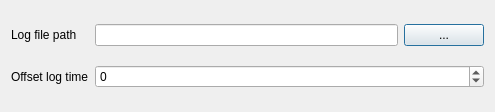
Qt form dcs_code_injector/ui/dcs_code_injector_settings_ui.ui (nielsvaes/dcs_code_injector) before a commit.
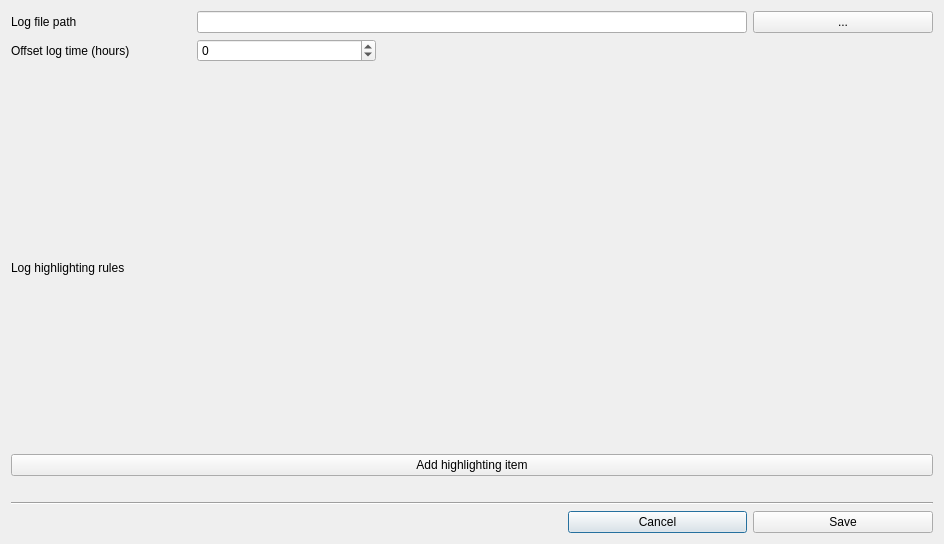
The same form after that commit.

Diff of the .ui file:
```diff
--- a/dcs_code_injector/ui/dcs_code_injector_settings_ui.ui
+++ b/dcs_code_injector/ui/dcs_code_injector_settings_ui.ui
@@ -6,21 +6,44 @@
    <rect>
     <x>0</x>
     <y>0</y>
-    <width>495</width>
-    <height>112</height>
+    <width>944</width>
+    <height>544</height>
    </rect>
   </property>
   <property name="windowTitle">
    <string>Settings</string>
   </property>
   <layout class="QGridLayout" name="gridLayout">
-   <item row="0" column="1">
-    <widget class="QLineEdit" name="txt_log_file">
-     <property name="placeholderText">
-      <string/>
+   <item row="1" column="0">
+    <widget class="QLabel" name="temp_folder_4">
+     <property name="text">
+      <string>Offset log time (hours)</string>
      </property>
     </widget>
    </item>
+   <item row="8" column="3">
+    <widget class="QPushButton" name="btn_cancel">
+     <property name="text">
+      <string>Cancel</string>
+     </property>
+    </widget>
+   </item>
+   <item row="6" column="1">
+    <spacer name="verticalSpacer">
+     <property name="orientation">
+      <enum>Qt::Vertical</enum>
+     </property>
+     <property name="sizeType">
+      <enum>QSizePolicy::Fixed</enum>
+     </property>
+     <property name="sizeHint" stdset="0">
+      <size>
+       <width>20</width>
+       <height>20</height>
+      </size>
+     </property>
+    </spacer>
+   </item>
    <item row="0" column="0">
     <widget class="QLabel" name="temp_folder_3">
      <property name="text">
@@ -28,21 +51,21 @@
      </property>
     </widget>
    </item>
-   <item row="1" column="0">
-    <widget class="QLabel" name="temp_folder_4">
-     <property name="text">
-      <string>Offset log time</string>
+   <item row="7" column="0" colspan="5">
+    <widget class="Line" name="line">
+     <property name="orientation">
+      <enum>Qt::Horizontal</enum>
      </property>
     </widget>
    </item>
-   <item row="0" column="2">
-    <widget class="QPushButton" name="btn_browse">
+   <item row="4" column="0" colspan="4">
+    <widget class="QLabel" name="label_2">
      <property name="text">
-      <string>...</string>
+      <string>Log highlighting rules</string>
      </property>
     </widget>
    </item>
-   <item row="1" column="1" colspan="2">
+   <item row="1" column="1">
     <widget class="QSpinBox" name="spin_offset_time">
      <property name="minimum">
       <number>-12</number>
@@ -52,6 +75,54 @@
      </property>
     </widget>
    </item>
+   <item row="0" column="4">
+    <widget class="QPushButton" name="btn_browse">
+     <property name="text">
+      <string>...</string>
+     </property>
+    </widget>
+   </item>
+   <item row="8" column="4">
+    <widget class="QPushButton" name="btn_save">
+     <property name="text">
+      <string>Save</string>
+     </property>
+    </widget>
+   </item>
+   <item row="0" column="1" colspan="3">
+    <widget class="QLineEdit" name="txt_log_file">
+     <property name="placeholderText">
+      <string/>
+     </property>
+    </widget>
+   </item>
+   <item row="5" column="0" colspan="5">
+    <layout class="QVBoxLayout" name="log_highlighting_rules_layout">
+     <item>
+      <widget class="QPushButton" name="btn_add_item">
+       <property name="text">
+        <string>Add highlighting item</string>
+       </property>
+      </widget>
+     </item>
+    </layout>
+   </item>
+   <item row="3" column="0">
+    <spacer name="verticalSpacer_2">
+     <property name="orientation">
+      <enum>Qt::Vertical</enum>
+     </property>
+     <property name="sizeType">
+      <enum>QSizePolicy::Fixed</enum>
+     </property>
+     <property name="sizeHint" stdset="0">
+      <size>
+       <width>20</width>
+       <height>20</height>
+      </size>
+     </property>
+    </spacer>
+   </item>
   </layout>
  </widget>
  <resources/>
```
